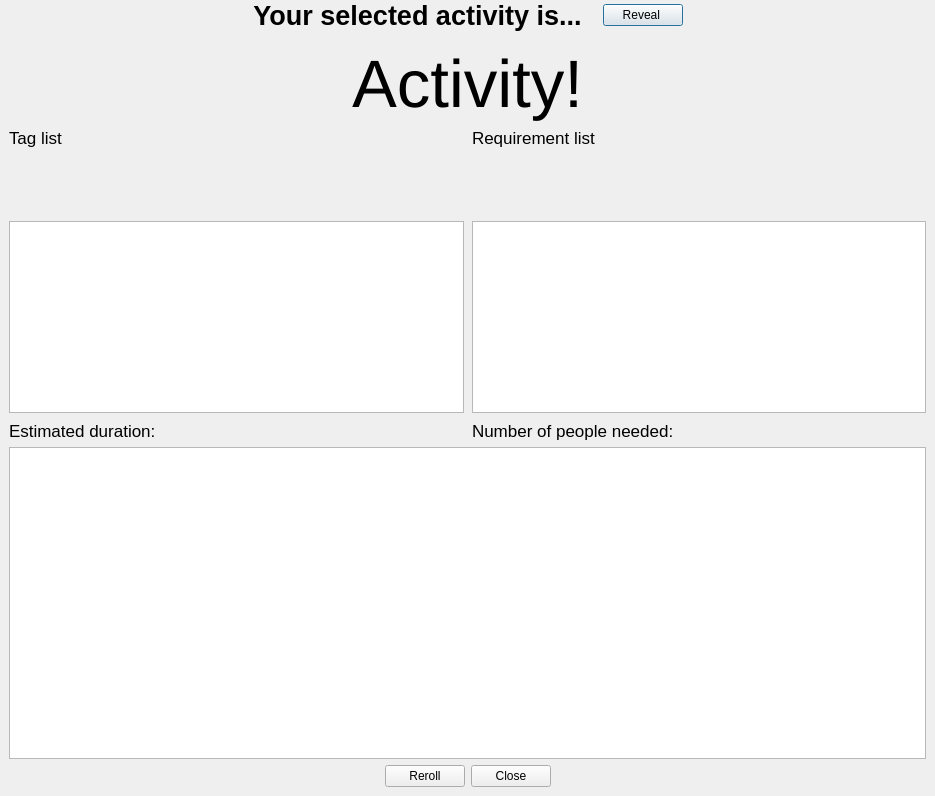
Qt form selectedactivity.ui (glennnys/Decided) before a commit.
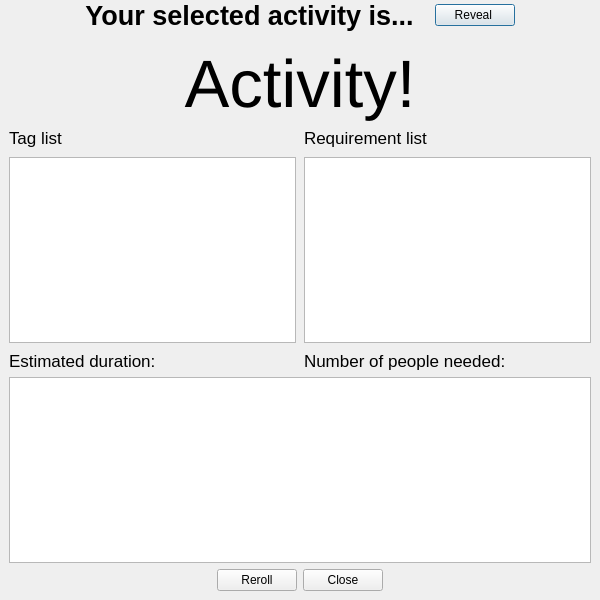
The same form after that commit. Icons and pictures are not drawn.

```diff
--- a/selectedactivity.ui
+++ b/selectedactivity.ui
@@ -6,8 +6,8 @@
    <rect>
     <x>0</x>
     <y>0</y>
-    <width>935</width>
-    <height>796</height>
+    <width>600</width>
+    <height>600</height>
    </rect>
   </property>
   <property name="sizePolicy">
@@ -193,10 +193,13 @@
           <property name="orientation">
            <enum>Qt::Orientation::Vertical</enum>
           </property>
+          <property name="sizeType">
+           <enum>QSizePolicy::Policy::Fixed</enum>
+          </property>
           <property name="sizeHint" stdset="0">
            <size>
             <width>20</width>
-            <height>40</height>
+            <height>1</height>
            </size>
           </property>
          </spacer>
```
